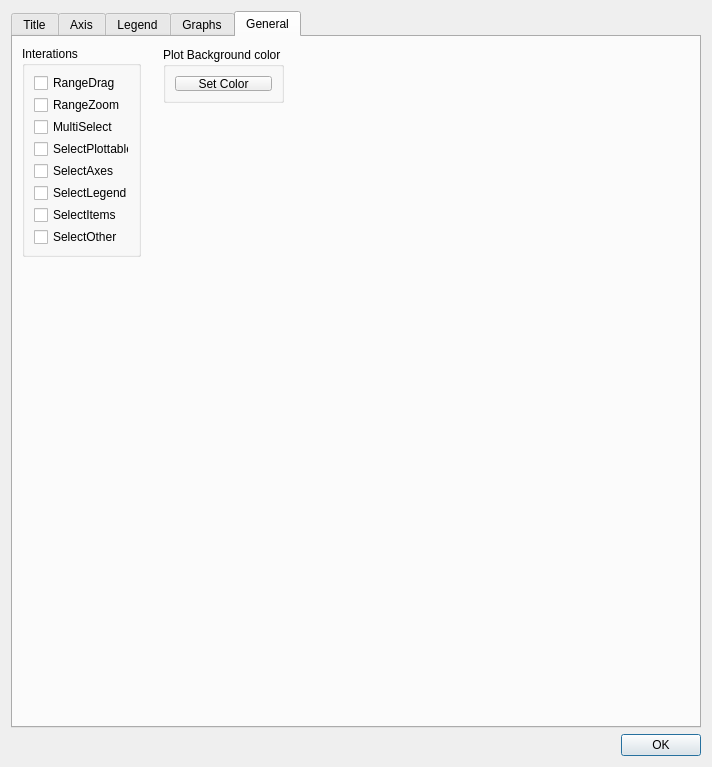
This is QDataVis/Headers/PlotPropertiesWindow.ui in jondef/QDataVis as Qt 5 draws it before an edit. The edited form follows.
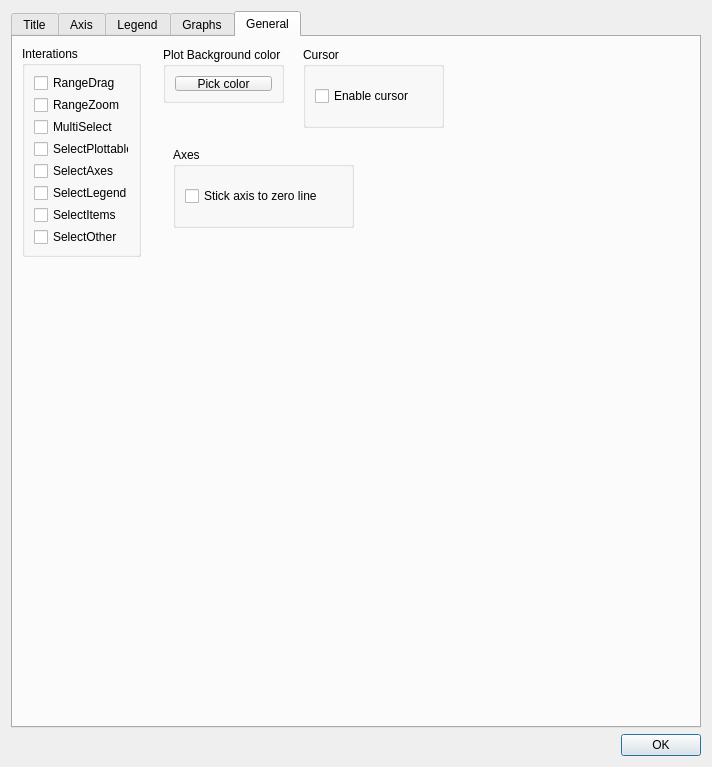
This is the edited form.

Patch:
```diff
--- a/QDataVis/Headers/PlotPropertiesWindow.ui
+++ b/QDataVis/Headers/PlotPropertiesWindow.ui
@@ -2070,7 +2070,51 @@
                                 <item row="0" column="0">
                                     <widget class="QPushButton" name="pushButton_setBackgroundColor">
                                         <property name="text">
-                                            <string>Set Color</string>
+                                            <string>Pick color</string>
+                                        </property>
+                                    </widget>
+                                </item>
+                            </layout>
+                        </widget>
+                        <widget class="QGroupBox" name="groupBox_11">
+                            <property name="geometry">
+                                <rect>
+                                    <x>290</x>
+                                    <y>10</y>
+                                    <width>141</width>
+                                    <height>81</height>
+                                </rect>
+                            </property>
+                            <property name="title">
+                                <string>Cursor</string>
+                            </property>
+                            <layout class="QGridLayout" name="gridLayout_9">
+                                <item row="0" column="0">
+                                    <widget class="QCheckBox" name="checkBox_enableCursor">
+                                        <property name="text">
+                                            <string>Enable cursor</string>
+                                        </property>
+                                    </widget>
+                                </item>
+                            </layout>
+                        </widget>
+                        <widget class="QGroupBox" name="groupBox_12">
+                            <property name="geometry">
+                                <rect>
+                                    <x>160</x>
+                                    <y>110</y>
+                                    <width>181</width>
+                                    <height>81</height>
+                                </rect>
+                            </property>
+                            <property name="title">
+                                <string>Axes</string>
+                            </property>
+                            <layout class="QGridLayout" name="gridLayout_10">
+                                <item row="0" column="0">
+                                    <widget class="QCheckBox" name="checkBox_stickAxisToZeroLines">
+                                        <property name="text">
+                                            <string>Stick axis to zero line</string>
                                         </property>
                                     </widget>
                                 </item>
```
Left out of the diff: 2 changed lines with no effect on the pictures.
